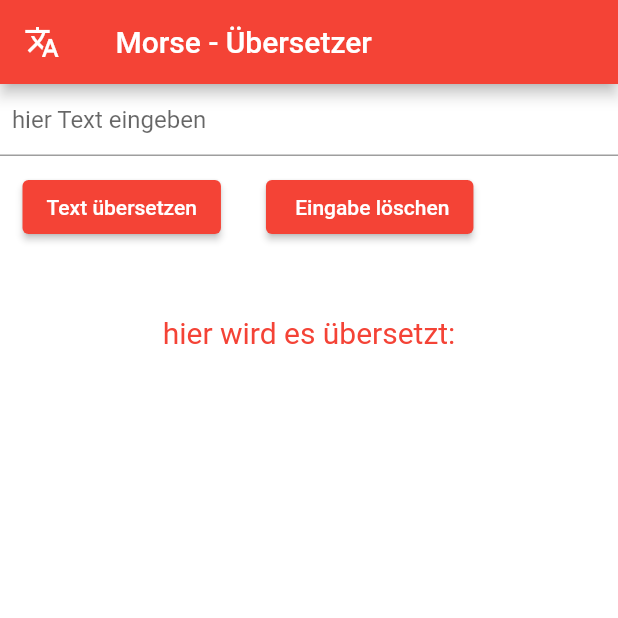
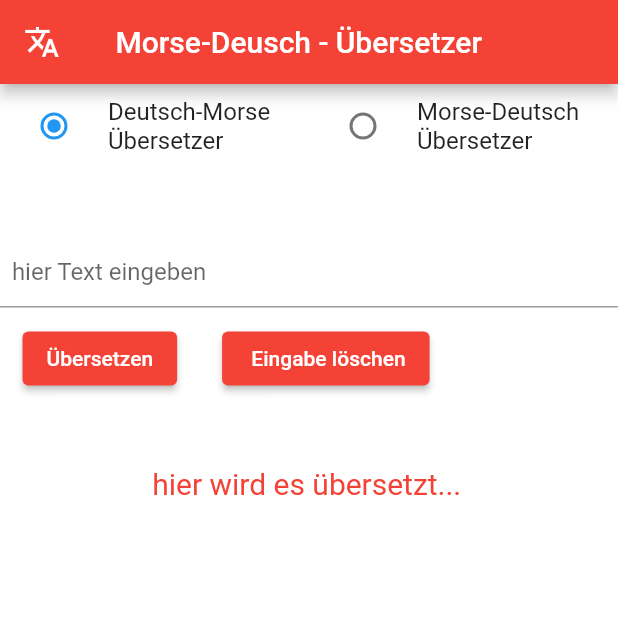
Before and after one commit to port3434/morse_abc, a Flutter app: the screen it shows after launch, on a phone screen of 412 x 824 dp, the top half of it. Run offline on Flutter 3.47's test engine with Material 2 defaults, Android fonts, the light colour scheme and no system bars; missing offline and left inert: dart:js, morse_code_translator.

Commit message:
mit Morse deutsch übesetzer + neues package

```diff
--- a/lib/main.dart
+++ b/lib/main.dart
@@ -1,10 +1,15 @@
 import 'dart:js';
 import 'package:flutter/material.dart';
+import 'package:morse_code_translator/morse_code_translator.dart';
+
  String text_to_translate =" ";
  String _translatedText= " ";
  String text_insert =" ";
- String show_text =" hier wird es übersetzt: ";
+ String show_text =" hier wird es übersetzt... ";
  final textController = TextEditingController();
+MorseCode  meroMorseCode = MorseCode();
+
+
 void main() { runApp(myApp());}
 final morseCodes = {
   'A': '.-', 'B': '-...', 'C': '-.-.', 'D': '-..', 'E': '.', 'F': '..-.',
@@ -14,8 +19,10 @@ final morseCodes = {
   'Y': '-.--', 'Z': '--..',
   '1': '.----', '2': '..---', '3': '...--', '4': '....-', '5': '.....',
   '6': '-....', '7': '--...', '8': '---..', '9': '----.', '0': '-----',
-  ' ': ' '
+  ' ': '/',
 };
+
+
 class myApp extends StatelessWidget {
   const myApp({super.key});
 
@@ -34,17 +41,21 @@ class MyHomePage extends StatefulWidget {
   @override
 _MyHomePageState createState() => _MyHomePageState();
 }
+enum SingingCharacter { dmu, mdu }
 
 class _MyHomePageState extends State<MyHomePage> {
-  static const appTitle = " Morse - Übersetzer";
+  static const appTitle = " Morse-Deusch - Übersetzer";
+//var selectedValue_mdu = SingingCharacter.mdu;
+//var selectedValue_dmu= SingingCharacter.dmu;
+  SingingCharacter? _character = SingingCharacter.dmu;
+  void translate() {
+    text_insert = textController.text;
+    if(_character ==SingingCharacter.dmu) {
 
-
-
-  void translate() {
     _translatedText=" ";
     setState(() {
 
-    text_insert = textController.text;
+
 
       if (text_insert.length<=199) {
         text_to_translate = text_insert.toUpperCase();
@@ -57,13 +68,23 @@ class _MyHomePageState extends State<MyHomePage> {
         text_insert =" ";
         show_text= "zu langer Text! Text darf nicht länger als 200 Zeichen sein!";
       }});}
+  else if (_character==SingingCharacter.mdu) {
+
+      setState(() {
+        show_text = meroMorseCode.deCode(text_insert);
+      });
+
+    }
+
+  }
 
 
   void clear() {
     setState(() {
       textController.clear();
       text_insert=" ";
-      show_text="hier wird es übersetzt";});}
+      show_text="hier wird es übersetzt...";});}
+
 
 
 @override
@@ -74,35 +95,64 @@ class _MyHomePageState extends State<MyHomePage> {
         body:
      Container(
          child:
-          Column(
+          Column (
             children: [
+          Row(
+
+            children:   <Widget>[
+              Expanded( child:
+          RadioListTile(
+              title: const Text('Deutsch-Morse Übersetzer'),
+              value: SingingCharacter.dmu,
+              groupValue: _character,
+              onChanged: (SingingCharacter? value) {
+                setState(() {
+                _character = value;
+              });
+            },
+
+        ),),
+      Expanded(child:
+      RadioListTile(
+        title: const Text('Morse-Deutsch Übersetzer'),
+          value: SingingCharacter.mdu,
+          groupValue: _character,
+          onChanged: (SingingCharacter? value) {
+            setState(() {
+              _character = value;
+            });
+          },
+
+      ),
+    ),
+      ],
+    ),
+
+              SizedBox(height: 45),
               TextField(
                   decoration: InputDecoration(hintText: "  hier Text eingeben"),
                   controller: textController,
-                /*onSubmitted: (text_insert) {
-                  print("onSubmitted");
-                  print("eingegebener Text: $text_insert");},
-                onChanged: (text_insert) {
-                  print("onChanged");
-                print("eingegebener text: $text_insert");}),
-                 */
+
               ),
               SizedBox(height:10),
               Row (
                   children: [
                     SizedBox(width:15),
-                    ElevatedButton( onPressed: () => translate(), style: TextButton.styleFrom( backgroundColor: Colors.red), child:const Text('Text übersetzen')),
+                    ElevatedButton( onPressed: () => translate(), style: TextButton.styleFrom( backgroundColor: Colors.red), child:const Text('Übersetzen')),
                     SizedBox( width:30),
-                    ElevatedButton(onPressed: () => clear(), style:TextButton.styleFrom(backgroundColor: Colors.red), child: const Text(' Eingabe löschen'))
+                    ElevatedButton(onPressed: () => clear(), style:TextButton.styleFrom(backgroundColor: Colors.red), child: const Text(' Eingabe löschen')),
+
+
                   ]),
               SizedBox(height:25),
               //Text("$text_insert    =>    $show_text", style: TextStyle(fontSize:25, color: Colors.red)),
               Column(
                 children: [
+
                   SizedBox(width: 25),
-                  Text(text_insert, style:TextStyle(fontSize:20, color:Colors.red)),
+                  SelectableText(text_insert,style:TextStyle(fontSize:20, color:Colors.red)),
                   SizedBox(width: 15),
-                  Text(show_text, style:TextStyle(fontSize:20, color:Colors.red))
+                  SelectableText(show_text, style:TextStyle(fontSize:20, color:Colors.red))
                 ]
               )
 
--- a/pubspec.yaml
+++ b/pubspec.yaml
@@ -31,7 +31,7 @@ environment:
 dependencies:
   flutter:
     sdk: flutter
-
+  morse_code_translator: ^0.0.1
 
   # The following adds the Cupertino Icons font to your application.
   # Use with the CupertinoIcons class for iOS style icons.
```
Also changed, not shown: pubspec.lock. Lines whose indentation alone changed are shown as unchanged.
